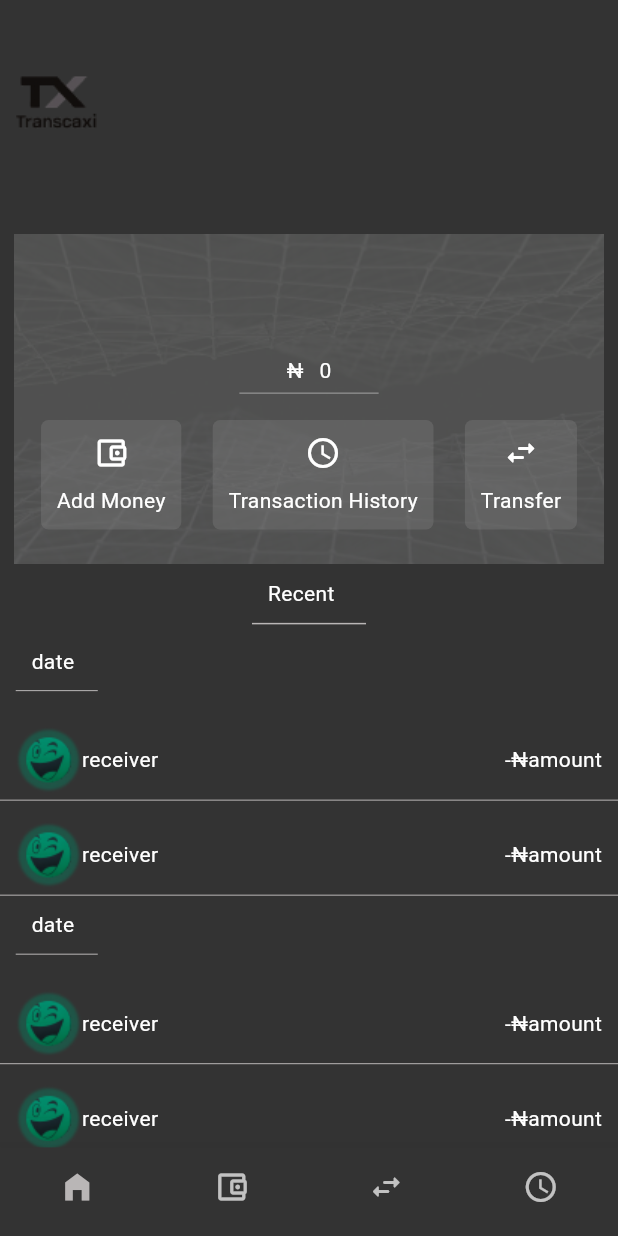
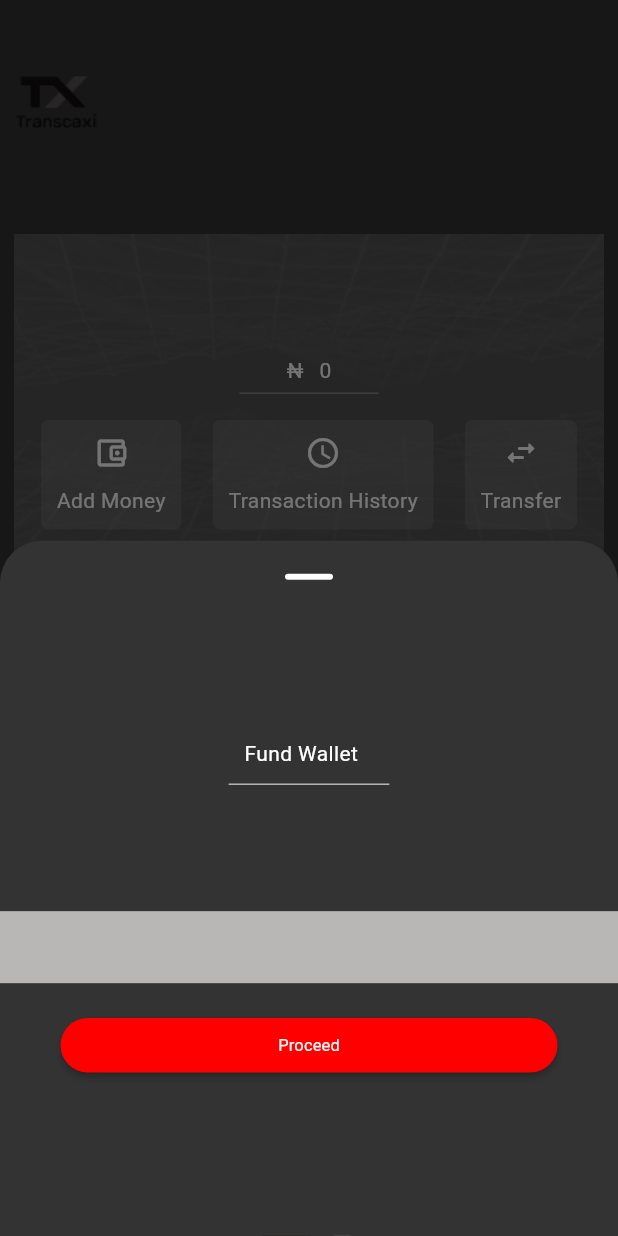
Before and after one commit to Emrys02/transacxi, a Flutter app: the NavigationScreen screen opened directly, after a tap on "Add Money", on a phone screen of 412 x 824 dp. Run offline on Flutter 3.47's test engine with Material 2 defaults, Android fonts, the phone set to English and light mode, and no system bars; our stand-ins replace cloud_firestore, dio, firebase_auth, firebase_core, firebase_database, firebase_storage and 2 more; missing offline and left inert: encrypt, flutterwave_standard, pay_with_paystack; accounts and stored records are empty.

Commit message:
Added Method For funding wallet
Signed-off-by: Emrys <Emrys_02@outlook.com>

```diff
--- a/lib/constants/managers/string_manager.dart
+++ b/lib/constants/managers/string_manager.dart
@@ -7,12 +7,15 @@ class StringManager {
   static const haveAccount = "Already have an account ";
   static const emailAddress = "Email Address";
   static const fullName = "Fullname";
+  static const fundWallet = "Fund Wallet";
   static const login = "Login";
   static const naira = "₦";
   static const password = "Password";
+  static const proceed = "Proceed";
   static const recent = "Recent";
   static const signup = "sign up";
   static const signUp = "Sign Up";
+  static const transacxi = "Transacxi";
   static const transfer = "Transfer";
   static const transactionHistory = "Transaction History";
 }
--- /dev/null
+++ b/lib/controllers/transaction_controller.dart
@@ -0,0 +1,66 @@
+import '../models/transaction.dart';
+
+class TransactionController {
+  TransactionController._internal();
+  static final _initialize = TransactionController._internal();
+  factory TransactionController() => _initialize;
+
+  String? _id;
+  int? _amount = 0;
+  String? _txRef = "";
+  final String _currency = "NG";
+  Provider? _provider;
+  TransactionType? _transactionType;
+
+  String get id {
+    return _id ?? "";
+  }
+
+  int get amount {
+    return _amount ?? 0;
+  }
+
+  String get txRef {
+    return _txRef ?? "";
+  }
+
+  String get currency {
+    return _currency;
+  }
+
+  Provider? get provider {
+    return _provider;
+  }
+
+  TransactionType? get transactionType {
+    return _transactionType;
+  }
+
+  set updateTxRef(String value) {
+    _txRef = value;
+  }
+
+  set updateTxId(String value) {
+    _id = value;
+  }
+
+  set updateProvider(Provider value) {
+    _provider = value;
+  }
+
+  set updateTransactionType(TransactionType value) {
+    _transactionType = value;
+  }
+
+  void updateAmount(String? value) {
+    if (value == null) return;
+    _amount = int.parse(value);
+  }
+
+  void dispose() {
+    _amount = null;
+    _txRef = null;
+    _transactionType = null;
+    _provider = null;
+  }
+}
--- /dev/null
+++ b/lib/models/transaction.dart
@@ -0,0 +1,2 @@
+enum Provider { flutterwave, paystack }
+enum TransactionType{credit, debit}
--- a/lib/providers/auth_provider.dart
+++ b/lib/providers/auth_provider.dart
@@ -2,8 +2,10 @@ import 'dart:async';
 import 'dart:developer';
 
 import 'package:firebase_auth/firebase_auth.dart' show FirebaseAuth, FirebaseAuthException, FirebaseException;
+import 'package:transacxi/controllers/user_controller.dart';
 
 import '../controllers/new_user_controller.dart';
+import '../controllers/transaction_controller.dart';
 
 class AuthProvider {
   AuthProvider._();
@@ -59,6 +61,8 @@ class AuthProvider {
 
   static void logOut() async {
     await _firebaseAuth.signOut();
+    UserController().dispose();
+    TransactionController().dispose();
     AuthProvider.completedAction = false;
   }
 }
--- a/lib/services/bottom_sheet_service.dart
+++ b/lib/services/bottom_sheet_service.dart
@@ -1,9 +1,10 @@
 import 'package:flutter/material.dart';
 
-import '../constants/managers/asset_manager.dart';
 import '../constants/screen_size.dart';
 import '../extensions/num_extension.dart';
 import '../helpers/global_variables.dart';
+import '../widgets/bottom_sheets/enter_amount.dart';
+import '../widgets/bottom_sheets/error_notice.dart';
 
 class BottomSheetService {
   BottomSheetService._();
@@ -13,7 +14,6 @@ class BottomSheetService {
       context: navigationKey.currentContext!,
       isDismissible: true,
       showDragHandle: true,
-      shape: const RoundedRectangleBorder(borderRadius: BorderRadius.only(topLeft: Radius.circular(50), topRight: Radius.circular(50))),
       builder: (context) => Wrap(
         alignment: WrapAlignment.center,
         children: [SizedBox(height: 40.height()), SizedBox(width: ScreenSize.width), child],
@@ -22,18 +22,10 @@ class BottomSheetService {
   }
 
   static void showErrorSheet(String message) {
-    _showRemovableSheet(
-      Padding(
-        padding: EdgeInsets.symmetric(horizontal: 30.width()),
-        child: Column(
-          children: [
-            Image.asset(AssetManager.error, height: 200.height()),
-            SizedBox(height: 15.height()),
-            Text(message, textAlign: TextAlign.center),
-            SizedBox(height: 30.height()),
-          ],
-        ),
-      ),
-    );
+    _showRemovableSheet(ErrorNotice(message));
+  }
+
+  static void showFundingSheet() {
+    _showRemovableSheet(const EnterAmount());
   }
 }
--- a/lib/tabs/home_tab.dart
+++ b/lib/tabs/home_tab.dart
@@ -5,8 +5,10 @@ import '../constants/managers/string_manager.dart';
 import '../controllers/user_controller.dart';
 import '../extensions/num_extension.dart';
 import '../handlers/navigation_screen_handler.dart';
+import '../services/bottom_sheet_service.dart';
 import '../widgets/elements/dashboard_options.dart';
 import '../widgets/elements/transaction_list_tile.dart';
+import '../widgets/elements/underlined_container.dart';
 
 class HomeTab extends StatefulWidget {
   const HomeTab({super.key});
@@ -18,6 +20,16 @@ class HomeTab extends StatefulWidget {
 class _HomeTabState extends State<HomeTab> {
   final _viewHanlder = NavigationViewStateHandler();
   final _userController = UserController();
+
+  Widget get _image {
+    if (_userController.currentUser.profileImage.isNotEmpty) return Image.network(_userController.currentUser.profileImage);
+    return const SizedBox.shrink();
+  }
+
+  void _showFundWalletBottomSheet(){
+    BottomSheetService.showFundingSheet();
+  }
+
   @override
   Widget build(BuildContext context) {
     return Column(
@@ -30,14 +42,10 @@ class _HomeTabState extends State<HomeTab> {
             children: [
               Image.asset(AssetManager.logoMini),
               GestureDetector(
-                onTap: () {
-                  Scaffold.of(context).openEndDrawer();
-                },
+                onTap: Scaffold.of(context).openEndDrawer,
                 child: CircleAvatar(
                   radius: 25.width(),
-                  child: ClipRRect(
-                    borderRadius: BorderRadius.circular(50.width()),
-                  ),
+                  child: ClipRRect(borderRadius: BorderRadius.circular(25.width()), child: _image),
                 ),
               ),
             ],
@@ -63,14 +71,9 @@ class _HomeTabState extends State<HomeTab> {
                 Row(
                   mainAxisAlignment: MainAxisAlignment.center,
                   children: [
-                    DashboardOptions(label: StringManager.addMoney, icon: Icons.account_balance_wallet_outlined, function: () {}),
+                    DashboardOptions(label: StringManager.addMoney, icon: Icons.account_balance_wallet_outlined, function: _showFundWalletBottomSheet),
                     SizedBox(width: 20.width()),
-                    DashboardOptions(
-                        label: StringManager.transactionHistory,
-                        icon: Icons.schedule,
-                        function: () {
-                          _viewHanlder.changeCurrentView(3);
-                        }),
+                    DashboardOptions(label: StringManager.transactionHistory, icon: Icons.schedule, function: () => _viewHanlder.changeCurrentView(3)),
                     SizedBox(width: 20.width()),
                     DashboardOptions(label: StringManager.transfer, icon: Icons.swap_horiz_rounded, function: () {}),
                   ],
@@ -80,11 +83,7 @@ class _HomeTabState extends State<HomeTab> {
           ],
         ),
         SizedBox(width: 30.width()),
-        Container(
-          padding: EdgeInsets.only(top: 10.height(), bottom: 10.height(), left: 10.width(), right: 20.width()),
-          decoration: const BoxDecoration(border: Border(bottom: BorderSide(color: Color(0xFFb9b6b6)))),
-          child: const Text(StringManager.recent),
-        ),
+        const UnderlinedContainer(text: StringManager.recent),
         SizedBox(height: 5.height()),
         Expanded(
           child: ListView.builder(
--- a/lib/theme/app_theme.dart
+++ b/lib/theme/app_theme.dart
@@ -19,6 +19,10 @@ class AppTheme {
       onSurface: Color.fromRGBO(255, 255, 255, 1),
     ),
     buttonTheme: const ButtonThemeData(shape: StadiumBorder()),
+    dialogTheme: const DialogTheme(
+      backgroundColor: Color.fromRGBO(185, 182, 182, 1),
+      shape: RoundedRectangleBorder(borderRadius: BorderRadius.only(topLeft: Radius.circular(50), topRight: Radius.circular(50))),
+    ),
     textButtonTheme: const TextButtonThemeData(style: ButtonStyle(foregroundColor: MaterialStatePropertyAll(Color.fromRGBO(255, 0, 0, 1)))),
     bottomNavigationBarTheme: const BottomNavigationBarThemeData(showSelectedLabels: false, showUnselectedLabels: false, type: BottomNavigationBarType.fixed),
     inputDecorationTheme: InputDecorationTheme(
--- /dev/null
+++ b/lib/widgets/bottom_sheets/enter_amount.dart
@@ -0,0 +1,87 @@
+import 'dart:developer';
+
+import 'package:flutter/material.dart';
+import 'package:flutter/services.dart';
+import 'package:flutterwave_standard/flutterwave.dart';
+import 'package:pay_with_paystack/pay_with_paystack.dart';
+import 'package:transacxi/constants/constants.dart';
+
+import '../../constants/managers/asset_manager.dart';
+import '../../constants/managers/string_manager.dart';
+import '../../controllers/transaction_controller.dart';
+import '../../controllers/user_controller.dart';
+import '../../extensions/num_extension.dart';
+import '../../models/transaction.dart';
+import '../../providers/transactions_provider.dart';
+import '../elements/button_with_loading_indicator.dart';
+import '../elements/underlined_container.dart';
+
+class EnterAmount extends StatefulWidget {
+  const EnterAmount({super.key});
+
+  @override
+  State<EnterAmount> createState() => _EnterAmountState();
+}
+
+class _EnterAmountState extends State<EnterAmount> {
+  final _transactionController = TransactionController();
+  final _userController = UserController();
+  Future<void> _makePayment() async {
+    if (_transactionController.amount == 0) return;
+    _transactionController.updateTxRef = DateTime.now().toIso8601String();
+    if (_transactionController.provider == Provider.flutterwave) {
+      final ref = await Flutterwave(
+        context: context,
+        publicKey: kFlutterwavePublicKey,
+        txRef: _transactionController.txRef,
+        amount: _transactionController.amount.toString(),
+        customer: Customer(email: _userController.currentUser.email, name: _userController.currentUser.fullname),
+        paymentOptions: "card",
+        customization: Customization(title: StringManager.transacxi, description: StringManager.fundWallet, logo: AssetManager.logoMedium),
+        redirectUrl: "/",
+        isTestMode: true,
+        currency: _transactionController.currency,
+      ).charge();
+      _transactionController.updateTxId = ref.transactionId.toString();
+      log(ref.status.toString());
+    } else if (_transactionController.provider == Provider.paystack) {
+      final ref = await PayWithPayStack().now(
+        context: context,
+        secretKey: kPaystackSecretKey,
+        customerEmail: _userController.currentUser.email,
+        reference: _transactionController.txRef,
+        currency: _transactionController.currency,
+        amount: _transactionController.amount.toString(),
+        transactionCompleted: () {},
+        transactionNotCompleted: () {},
+      );
+      log(ref.toString());
+    }
+  }
+
+  Future<void> _saveTransaction() async {
+    await TransactionProvider().saveTransactions();
+  }
+
+  @override
+  Widget build(BuildContext context) {
+    return Column(
+      children: [
+        SizedBox(height: 37.height()),
+        const UnderlinedContainer(text: StringManager.fundWallet),
+        SizedBox(height: 87.height()),
+        TextField(
+          decoration: const InputDecoration(prefixText: "N"),
+          inputFormatters: [FilteringTextInputFormatter.digitsOnly],
+          onChanged: TransactionController().updateAmount,
+          keyboardType: TextInputType.number,
+        ),
+        SizedBox(height: 18.height()),
+        LoadingButton(label: StringManager.proceed, onPressed: _makePayment),
+        SizedBox(height: 91.height()),
+        Image.asset(AssetManager.logoMedium),
+        SizedBox(height: 85.height()),
+      ],
+    );
+  }
+}
--- /dev/null
+++ b/lib/widgets/elements/underlined_container.dart
@@ -0,0 +1,18 @@
+import 'package:flutter/material.dart';
+
+import '../../extensions/num_extension.dart';
+
+class UnderlinedContainer extends StatelessWidget {
+  const UnderlinedContainer({super.key, required String text}) : _text = text;
+
+  final String _text;
+
+  @override
+  Widget build(BuildContext context) {
+    return Container(
+      padding: EdgeInsets.only(top: 10.height(), bottom: 10.height(), left: 10.width(), right: 20.width()),
+      decoration: const BoxDecoration(border: Border(bottom: BorderSide(color: Color(0xFFb9b6b6)))),
+      child: Text(_text),
+    );
+  }
+}
```
Also changed, not shown: lib/providers/transactions_provider.dart (+25 -0 lines), lib/widgets/bottom_sheets/error_notice.dart (added, +25 -0 lines).
